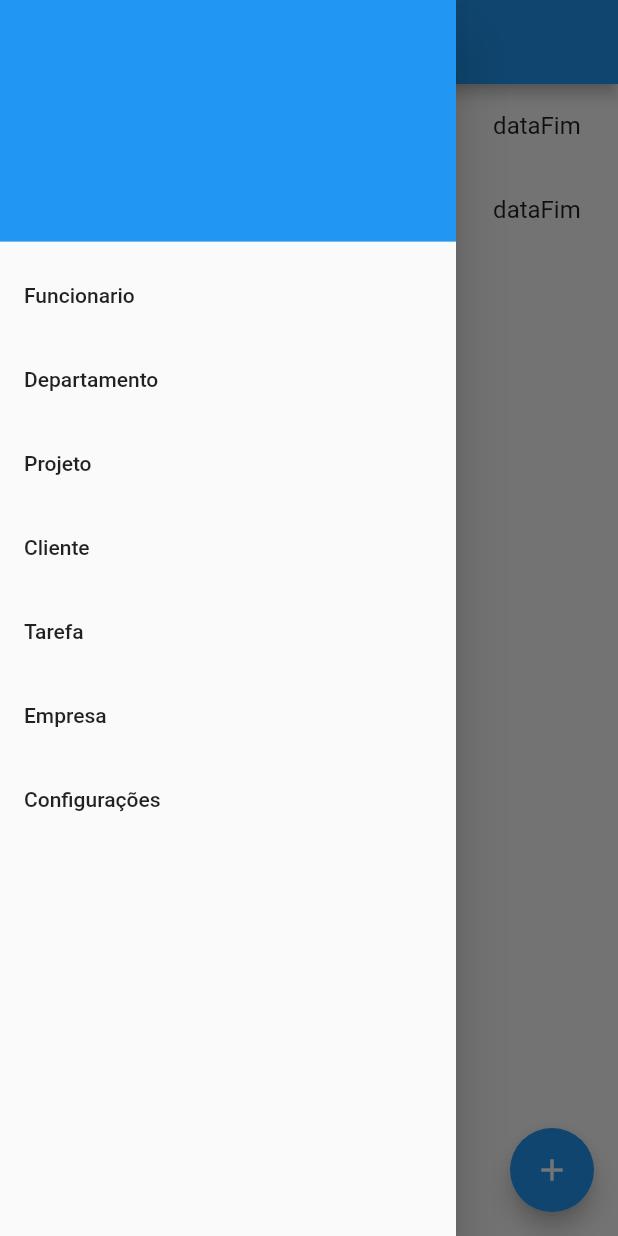
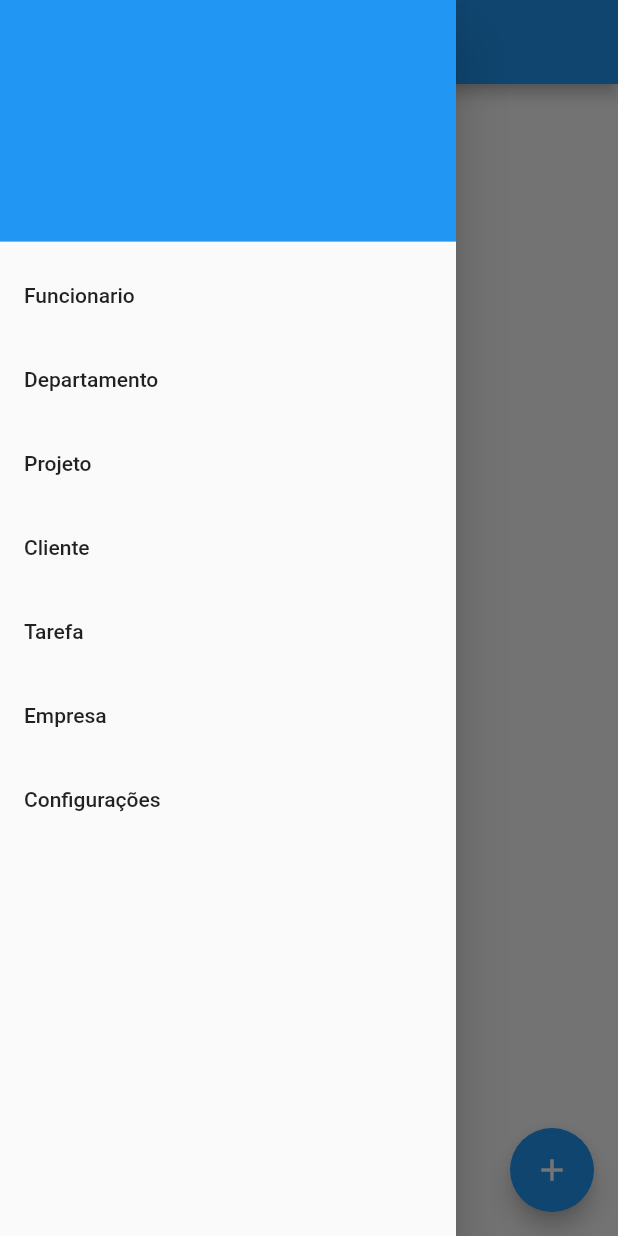
Before and after one commit to ErikMaia/aplicacao_flutter, a Flutter app: the ProjetoList screen opened by its route, with the side drawer open, on a phone screen of 412 x 824 dp. Run offline on Flutter 3.47's test engine with Material 2 defaults, Android fonts, the phone set to English and light mode, and no system bars; our stand-ins replace shared_preferences, sqflite; accounts and stored records are empty.

Commit message:
#fabiano

```diff
--- a/aula5/lib/models/projeto.dart
+++ b/aula5/lib/models/projeto.dart
@@ -40,12 +40,14 @@ class Projeto {
     ''');
   }
 
-  static Future<int> create(Projeto projeto, Database db) async {
+  static Future<int> create(
+    Projeto projeto,
+  ) async {
     final db = await openDb();
     return await db.insert(table, projeto.toMap());
   }
 
-  static Future<List<Projeto>> readAll(Database db) async {
+  static Future<List<Projeto>> readAll() async {
     final db = await openDb();
     final List<Map<String, dynamic>> maps = await db.query(table);
     return List.generate(maps.length, (i) {
@@ -53,7 +55,9 @@ class Projeto {
     });
   }
 
-  static Future<Projeto?> read(int id, Database db) async {
+  static Future<Projeto?> read(
+    int id,
+  ) async {
     final db = await openDb();
     final List<Map<String, dynamic>> maps =
         await db.query(table, where: 'id = ?', whereArgs: [id], limit: 1);
@@ -64,13 +68,17 @@ class Projeto {
     }
   }
 
-  static Future<int> update(Projeto projeto, Database db) async {
+  static Future<int> update(
+    Projeto projeto,
+  ) async {
     final db = await openDb();
     return await db.update(table, projeto.toMap(),
         where: 'id = ?', whereArgs: [projeto.id]);
   }
 
-  static Future<int> delete(int id, Database db) async {
+  static Future<int> delete(
+    int id,
+  ) async {
     final db = await openDb();
     return await db.delete(table, where: 'id = ?', whereArgs: [id]);
   }
--- a/aula5/lib/pages/projeto/projeto_list.dart
+++ b/aula5/lib/pages/projeto/projeto_list.dart
@@ -1,6 +1,8 @@
 import 'package:aula5/pages/projeto/projeto_edit.dart';
+import 'package:aula5/pages/projeto/projeto_new.dart';
 import 'package:flutter/material.dart';
 
+import '../../models/projeto.dart';
 import '../../widgets/drawer_pages.dart';
 
 class ProjetoList extends StatefulWidget {
@@ -11,48 +13,52 @@ class ProjetoList extends StatefulWidget {
 }
 
 class _ProjetoListState extends State<ProjetoList> {
-  final List<Map<String, String>> _projetos = [
-    {
-      'nome': 'Nome',
-      'descricao': 'descricao',
-      'dataInicio': 'dataInicio',
-      'dataFim': 'dataFim'
-    },
-    {
-      'nome': 'Nome',
-      'descricao': 'descricao',
-      'dataInicio': 'dataInicio',
-      'dataFim': 'dataFim'
-    },
-  ];
+  List<Projeto> _projetos = [];
+
+  void getProjetos() async {
+    var projetos = await Projeto.readAll();
+    setState(() {
+      _projetos = projetos;
+    });
+  }
+
+  @override
+  void initState() {
+    super.initState();
+    getProjetos();
+  }
 
   @override
   Widget build(BuildContext context) {
     return Scaffold(
       appBar: AppBar(
-        title: const Text('Projeto'),
+        title: const Text('Projetos'),
         centerTitle: true,
       ),
       body: ListView.builder(
         itemCount: _projetos.length,
         itemBuilder: (BuildContext context, int index) {
+          final projeto = _projetos[index];
+
           return ListTile(
             title: Row(
               mainAxisAlignment: MainAxisAlignment.spaceAround,
               children: [
-                Text(_projetos[index]['nome'] ?? ''),
+                Text(projeto.nome ?? ''),
                 const SizedBox(width: 5),
-                Text(_projetos[index]['descricao'] ?? ''),
+                Text(projeto.descricao ?? ''),
                 const SizedBox(width: 5),
-                Text(_projetos[index]['dataInicio'] ?? ''),
+                Text(projeto.dataInicio ?? ''),
                 const SizedBox(width: 5),
-                Text(_projetos[index]['dataFim'] ?? ''),
+                Text(projeto.dataTermino ?? ''),
+                const SizedBox(width: 5),
               ],
             ),
             onTap: () {
               Navigator.push(
                 context,
-                MaterialPageRoute(builder: (context) => const ProjetoEdit()),
+                MaterialPageRoute(
+                    builder: (context) => ProjetoEdit(projeto: projeto)),
               );
             },
           );
@@ -62,7 +68,7 @@ class _ProjetoListState extends State<ProjetoList> {
         onPressed: () {
           Navigator.push(
             context,
-            MaterialPageRoute(builder: (context) => const ProjetoEdit()),
+            MaterialPageRoute(builder: (context) => const ProjetoNew()),
           );
         },
         backgroundColor: Colors.blue,
```
Also changed, not shown: aula5/lib/pages/projeto/projeto_edit.dart (+42 -15 lines), aula5/lib/pages/projeto/projeto_new.dart (added, +101 -0 lines).
